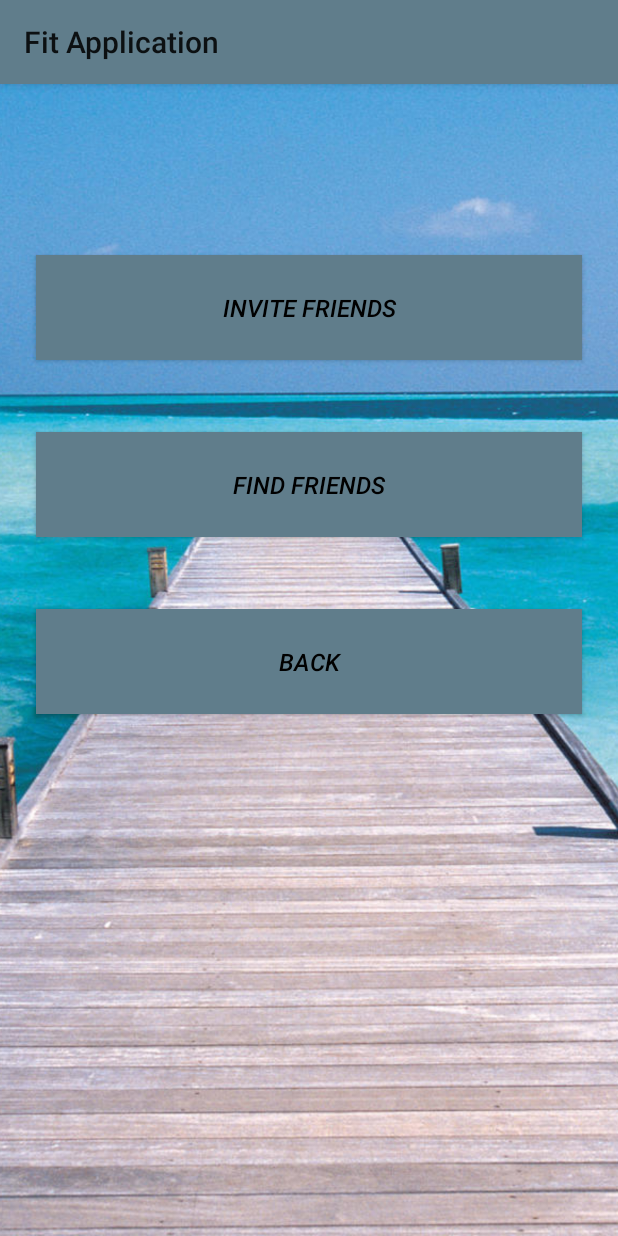
After one commit to mm53616/FitApplication, an Android app: the TrainTogether screen opened directly, with no data from a screen before it, on a phone screen of 412 x 824 dp. The commit adds this screen. Run offline under Robolectric (Android 15) with nearby library versions, the phone set to English and light mode, and no system bars.

Commit message:
Adding the geolocalisation and sending an email

```diff
--- a/app/src/main/res/layout/activity_main.xml
+++ b/app/src/main/res/layout/activity_main.xml
@@ -28,6 +28,12 @@
         android:text="Train alone"
         android:onClick="openTraining"/>
 
+        <Button
+            style="@style/ButtonStyle"
+            android:background="@color/ButtonColor"
+            android:text="Train together"
+            android:onClick="TrainTogether"/>
+
     <Button
         style="@style/ButtonStyle"
         android:background="@color/ButtonColor"
--- /dev/null
+++ b/app/src/main/res/layout/activity_train_together.xml
@@ -0,0 +1,51 @@
+<RelativeLayout xmlns:android="http://schemas.android.com/apk/res/android"
+xmlns:app="http://schemas.android.com/apk/res-auto"
+xmlns:tools="http://schemas.android.com/tools"
+android:layout_width="match_parent"
+android:layout_height="match_parent"
+tools:context="com.example.ania.fitapplication.TrainTogether">
+
+<ImageView
+    android:src="@drawable/pobrane"
+    android:layout_width="match_parent"
+    android:layout_height="match_parent"
+    android:scaleType="centerCrop"/>
+
+<ScrollView
+    android:layout_width="match_parent"
+    android:layout_height="match_parent">
+
+    <LinearLayout
+        android:layout_width="match_parent"
+        android:layout_height="match_parent"
+        android:layout_marginTop="90dp"
+        android:orientation="vertical">
+
+        <Button
+            android:id="@+id/buttonInviteFriends"
+            style="@style/ButtonStyle"
+            android:background="@color/ButtonColor"
+            android:text="Invite Friends"
+            android:onClick="sendMail"/>
+
+        <Button
+            android:id="@+id/buttonFindFriends"
+            style="@style/ButtonStyle"
+            android:background="@color/ButtonColor"
+            android:text="Find Friends"
+            android:onClick="showMap"/>
+
+        <Button
+            android:id="@+id/buttonBack"
+            style="@style/ButtonStyle"
+            android:background="@color/ButtonColor"
+            android:text="Back"
+            android:onClick="Back"/>
+
+
+
+    </LinearLayout>
+
+</ScrollView>
+
+</RelativeLayout>
```
Also changed, not shown: app/src/main/AndroidManifest.xml (+19 -16 lines), app/src/main/java/com/example/ania/fitapplication/MainActivity.java (+11 -0 lines), app/src/main/java/com/example/ania/fitapplication/TrainTogether.java (added, +50 -0 lines).
